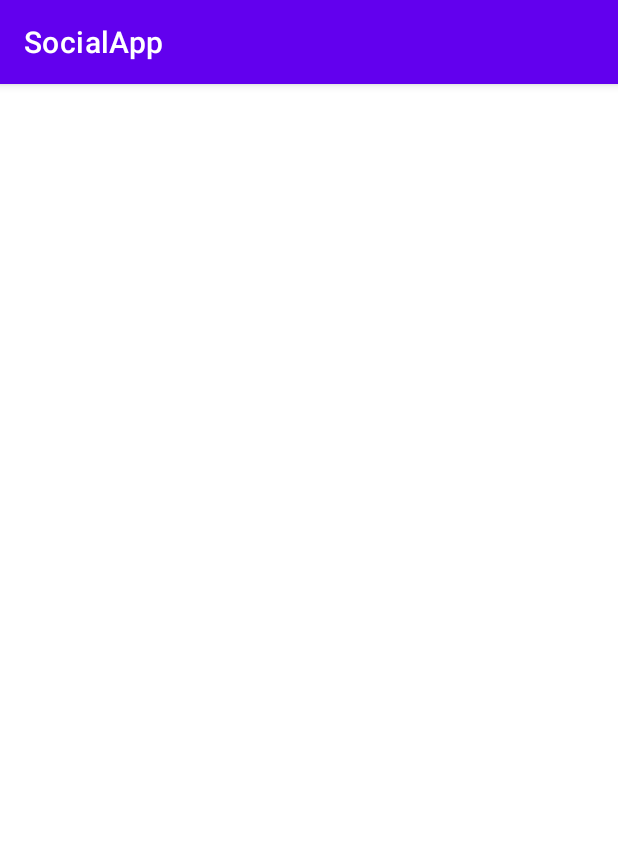
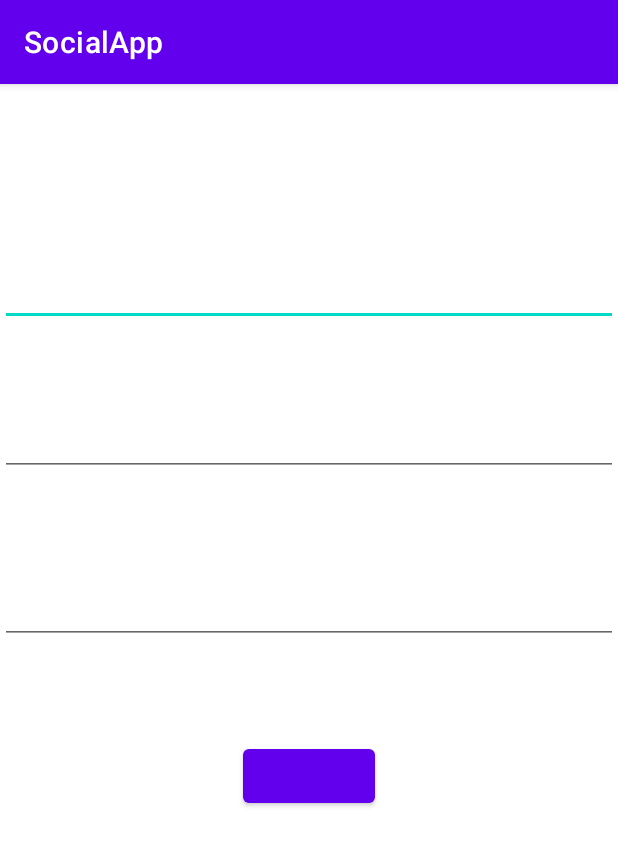
Before and after one commit to SlaydeSequeira/Sem4_Miniproject, an Android app: the screen it shows after launch (Createacc), after a tap on "CREATE NEW ACCOUNT", on a phone screen of 412 x 824 dp. Shown: the top 846 px of the screen. Run offline under Robolectric (Android 15) with nearby library versions, the phone set to English and light mode, and no system bars; our stand-ins replace Firebase (no records; nobody signed in at launch, a user with empty details on screens opened directly).

Commit message:
Version 2.0

```diff
--- a/app/build.gradle
+++ b/app/build.gradle
@@ -1,5 +1,6 @@
 plugins {
     id 'com.android.application'
+    id 'com.google.gms.google-services'
 }
 
 android {
@@ -35,4 +36,9 @@ dependencies {
     testImplementation 'junit:junit:4.13.2'
     androidTestImplementation 'androidx.test.ext:junit:1.1.4'
     androidTestImplementation 'androidx.test.espresso:espresso-core:3.5.0'
+    implementation platform('com.google.firebase:firebase-bom:31.1.1')
+    implementation 'com.google.firebase:firebase-analytics'
+    implementation 'com.google.firebase:firebase-firestore'
+    implementation 'com.google.firebase:firebase-auth'
+
 }
--- a/app/src/main/AndroidManifest.xml
+++ b/app/src/main/AndroidManifest.xml
@@ -2,8 +2,9 @@
 <manifest xmlns:android="http://schemas.android.com/apk/res/android"
     xmlns:tools="http://schemas.android.com/tools"
     package="com.example.socialapp">
-
+    <uses-permission android:name="android.permission.INTERNET" />
     <application
+        android:name="util.JournalUser"
         android:allowBackup="true"
         android:dataExtractionRules="@xml/data_extraction_rules"
         android:fullBackupContent="@xml/backup_rules"
--- a/app/src/main/java/com/example/socialapp/Createacc.java
+++ b/app/src/main/java/com/example/socialapp/Createacc.java
@@ -1,14 +1,134 @@
 package com.example.socialapp;
 
+import androidx.annotation.NonNull;
 import androidx.appcompat.app.AppCompatActivity;
 
+import android.content.Intent;
 import android.os.Bundle;
+import android.text.TextUtils;
+import android.view.View;
+import android.widget.Button;
+import android.widget.EditText;
+import android.widget.Toast;
+
+import com.google.android.gms.tasks.OnCompleteListener;
+import com.google.android.gms.tasks.OnFailureListener;
+import com.google.android.gms.tasks.OnSuccessListener;
+import com.google.android.gms.tasks.Task;
+import com.google.firebase.auth.AuthResult;
+import com.google.firebase.auth.FirebaseAuth;
+import com.google.firebase.auth.FirebaseUser;
+import com.google.firebase.firestore.CollectionReference;
+import com.google.firebase.firestore.DocumentReference;
+import com.google.firebase.firestore.DocumentSnapshot;
+import com.google.firebase.firestore.FirebaseFirestore;
+
+import java.util.HashMap;
+import java.util.Map;
+import java.util.Objects;
+
+import util.JournalUser;
 
 public class Createacc extends AppCompatActivity {
 
+    private FirebaseAuth firebaseAuth;
+    private  FirebaseAuth.AuthStateListener authStateListener;
+    private FirebaseUser currentUser;
+    private FirebaseFirestore db = FirebaseFirestore.getInstance();
+    private CollectionReference collectionReference =db.collection("Users");
     @Override
     protected void onCreate(Bundle savedInstanceState) {
         super.onCreate(savedInstanceState);
         setContentView(R.layout.activity_createacc);
+
+        firebaseAuth = FirebaseAuth.getInstance();
+
+        EditText password1 =(EditText) findViewById(R.id.text3);
+        EditText email1 = (EditText) findViewById(R.id.text2);
+        EditText username1=(EditText) findViewById(R.id.text1);
+        Button login=(Button)  findViewById(R.id.button);
+
+        authStateListener = new FirebaseAuth.AuthStateListener() {
+            @Override
+            public void onAuthStateChanged(@NonNull FirebaseAuth firebaseAuth) {
+                currentUser = firebaseAuth.getCurrentUser();
+                if(currentUser != null)
+                {
+
+                }
+            }
+        };
+        login.setOnClickListener(new View.OnClickListener() {
+            @Override
+            public void onClick(View view) {
+                if(!TextUtils.isEmpty(email1.getText().toString()) && !TextUtils.isEmpty(password1.getText().toString())){
+                    String email = email1.getText().toString().trim();
+                    String password = password1.getText().toString().trim();
+                    String username= username1.getText().toString().trim();
+
+                    CreateUserEmailAccount(email,password,username);
+
+                }
+                else{
+                    Toast.makeText(Createacc.this,"Empty",Toast.LENGTH_LONG).show();
+                }
+            }
+        });
+    }
+
+    private void CreateUserEmailAccount(String email, String password,final String username) {
+        firebaseAuth.createUserWithEmailAndPassword(email,password).addOnCompleteListener(new OnCompleteListener<AuthResult>() {
+            @Override
+            public void onComplete(@NonNull Task<AuthResult> task) {
+                if(task.isSuccessful()){
+                    currentUser = firebaseAuth.getCurrentUser();
+                    assert currentUser!= null;
+                    final String currentUserId = currentUser.getUid();
+
+                    Map<String, String> userObj =new HashMap<>();
+                    userObj.put("UserId",currentUserId);
+                    userObj.put("username",username);
+
+                    collectionReference.add(userObj).addOnSuccessListener(new OnSuccessListener<DocumentReference>() {
+                        @Override
+                        public void onSuccess(DocumentReference documentReference) {
+                            documentReference.get().addOnCompleteListener(new OnCompleteListener<DocumentSnapshot>() {
+                                @Override
+                                public void onComplete(@NonNull Task<DocumentSnapshot> task) {
+                                    if(Objects.requireNonNull(task.getResult()).exists()){
+                                        String name = task.getResult().getString("username");
+
+                                        JournalUser journalUser = JournalUser.getInstance();
+                                        journalUser.setUsername(currentUserId);
+                                        journalUser.setUsername(name);
+
+                                        Intent i = new Intent(Createacc.this,HomePage.class);
+                                        i.putExtra("username",name);
+                                        i.putExtra("userId",currentUserId);
+                                        startActivity(i);
+                                    }
+                                    else{
+
+                                    }
+                                }
+                            }).addOnFailureListener(new OnFailureListener() {
+                                @Override
+                                public void onFailure(@NonNull Exception e) {
+                                    Toast.makeText(Createacc.this, "Something went wrong", Toast.LENGTH_SHORT).show();
+                                }
+                            });
+                        }
+                    });
+                }
+            }
+        });
+
+    }
+
+    @Override
+    protected void onStart() {
+        super.onStart();
+        currentUser = firebaseAuth.getCurrentUser();
+        firebaseAuth.addAuthStateListener(authStateListener);
     }
 }
--- a/app/src/main/java/com/example/socialapp/MainActivity.java
+++ b/app/src/main/java/com/example/socialapp/MainActivity.java
@@ -1,55 +1,110 @@
 package com.example.socialapp;
 
+import androidx.annotation.NonNull;
+import androidx.annotation.Nullable;
 import androidx.appcompat.app.AppCompatActivity;
 
 import android.content.Intent;
 import android.os.Bundle;
+import android.text.TextUtils;
 import android.view.View;
 import android.widget.Button;
 import android.widget.EditText;
 import android.widget.Toast;
 
+import com.google.android.gms.tasks.OnCompleteListener;
+import com.google.android.gms.tasks.OnFailureListener;
+import com.google.android.gms.tasks.OnSuccessListener;
+import com.google.android.gms.tasks.Task;
+import com.google.firebase.auth.AuthResult;
+import com.google.firebase.auth.FirebaseAuth;
+import com.google.firebase.auth.FirebaseUser;
+import com.google.firebase.firestore.CollectionReference;
+import com.google.firebase.firestore.EventListener;
+import com.google.firebase.firestore.FirebaseFirestore;
+import com.google.firebase.firestore.FirebaseFirestoreException;
+import com.google.firebase.firestore.QuerySnapshot;
+
 public class MainActivity extends AppCompatActivity {
 
+    private FirebaseAuth firebaseAuth;
+    private  FirebaseAuth.AuthStateListener authStateListener;
+    private FirebaseUser currentUser;
+    private FirebaseFirestore db = FirebaseFirestore.getInstance();
+    private CollectionReference collectionReference = db.collection("Users");
+
+    EditText email;
+    EditText password;
     @Override
     protected void onCreate(Bundle savedInstanceState) {
         super.onCreate(savedInstanceState);
         setContentView(R.layout.activity_main);
-        EditText Username=(EditText) findViewById(R.id.edittext);
-        EditText Password=(EditText) findViewById(R.id.edittext2);
-        Button Newacc=(Button) findViewById(R.id.button);
-        Button Login=(Button) findViewById(R.id.loginbtn);
-        String ID =Username.getText().toString();
-        String PASS =Password.getText().toString();
-        Login.setOnClickListener(new View.OnClickListener() {
+        email =(EditText) findViewById(R.id.edittext);
+        password =(EditText)findViewById(R.id.edittext2);
+        Button loginbtn=(Button)  findViewById(R.id.loginbtn);
+        Button create=(Button) findViewById(R.id.button);
+
+        firebaseAuth= FirebaseAuth.getInstance();
+
+        create.setOnClickListener(new View.OnClickListener() {
             @Override
             public void onClick(View view) {
-                if(Username.getText().toString().equals("admin") && Password.getText().toString().equals("admin")) {
-                    Toast.makeText(MainActivity.this, "Login Successful", Toast.LENGTH_SHORT).show();
-                    openHomePage();
-                }
-                else
-                {
-                    Toast.makeText(MainActivity.this, "Incorrect Password", Toast.LENGTH_LONG).show();
-                }
+                openActivity();
             }
         });
-        Newacc.setOnClickListener(new View.OnClickListener() {
+        loginbtn.setOnClickListener(new View.OnClickListener() {
             @Override
             public void onClick(View view) {
-
-                openActivity();
+                LoginEmailPasswordUser(
+                        email.getText().toString().trim(),
+                        password.getText().toString().trim()
+                );
             }
         });
     }
 
-    public void openActivity() {
-        Intent intent= new Intent(this,Createacc.class);
+    private void LoginEmailPasswordUser(String email, String pwd) {
+        if(!TextUtils.isEmpty(email) && !TextUtils.isEmpty(pwd)){
+            firebaseAuth.signInWithEmailAndPassword(email, pwd).addOnCompleteListener(new OnCompleteListener<AuthResult>() {
+                @Override
+                public void onComplete(@NonNull Task<AuthResult> task) {
+                    FirebaseUser user = firebaseAuth.getCurrentUser();
+                    assert user!= null;
+                    final String currentUserId = user.getUid();
+                    collectionReference.whereEqualTo("userId", currentUserId).addSnapshotListener(new EventListener<QuerySnapshot>() {
+                        @Override
+                        public void onEvent(@Nullable QuerySnapshot value, @Nullable FirebaseFirestoreException error) {
+                            if(error!= null){
+                            }
+                            assert value != null;
+                        }
+                    });
+                }
+            });
+            firebaseAuth.signInWithEmailAndPassword(email,pwd).addOnSuccessListener(new OnSuccessListener<AuthResult>() {
+                @Override
+                public void onSuccess(AuthResult authResult) {
+                    openActivity1();
+                }
+            }).addOnFailureListener(new OnFailureListener() {
+                @Override
+                public void onFailure(@NonNull Exception e) {
+                    Toast.makeText(MainActivity.this, "Error", Toast.LENGTH_SHORT).show();
+                }
+            });
+        }
+
+
+
+    }
+
+    private void openActivity1() {
+        Intent intent = new Intent(this,HomePage.class);
         startActivity(intent);
     }
 
-    public void openHomePage() {
-        Intent intent=new Intent(this,HomePage.class);
+    private void openActivity() {
+        Intent intent = new Intent(this,Createacc.class);
         startActivity(intent);
     }
 
--- a/app/src/main/res/layout/activity_createacc.xml
+++ b/app/src/main/res/layout/activity_createacc.xml
@@ -6,4 +6,39 @@
     android:layout_height="match_parent"
     tools:context=".Createacc">
 
+
+    <EditText
+        android:id="@+id/text1"
+        android:layout_width="match_parent"
+        android:layout_height="wrap_content"
+        android:layout_marginTop="116dp"
+        app:layout_constraintTop_toTopOf="parent"
+        tools:layout_editor_absoluteX="0dp" />
+
+    <EditText
+        android:id="@+id/text2"
+        android:layout_width="match_parent"
+        android:layout_height="wrap_content"
+        android:layout_marginTop="216dp"
+        app:layout_constraintTop_toTopOf="parent"
+        tools:layout_editor_absoluteX="0dp" />
+
+    <EditText
+        android:id="@+id/text3"
+        android:layout_width="match_parent"
+        android:layout_height="wrap_content"
+        android:layout_marginTop="328dp"
+        app:layout_constraintTop_toTopOf="parent"
+        tools:layout_editor_absoluteX="0dp" />
+
+    <Button
+        android:layout_width="wrap_content"
+        android:layout_height="wrap_content"
+        android:layout_marginTop="64dp"
+        android:id="@+id/button"
+        app:layout_constraintEnd_toEndOf="parent"
+        app:layout_constraintStart_toStartOf="parent"
+        app:layout_constraintTop_toBottomOf="@+id/text3" />
+
+
 </androidx.constraintlayout.widget.ConstraintLayout>
```
Also changed, not shown: app/src/main/java/util/JournalUser.java (added, +30 -0 lines), app/src/main/res/layout/activity_main.xml (+9 -12 lines), build.gradle (+14 -0 lines), 1 other file.
